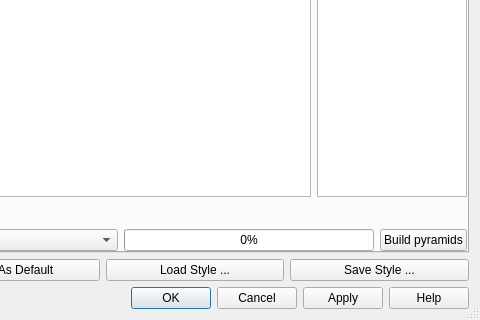
First picture: the form in qgis/src/ui/qgsrasterlayerpropertiesbase.ui, repository sourcepole/qgis, before the edit; both pictures show x 275 to 755 and y 347 to 667 of the 755 by 667 pixel window.
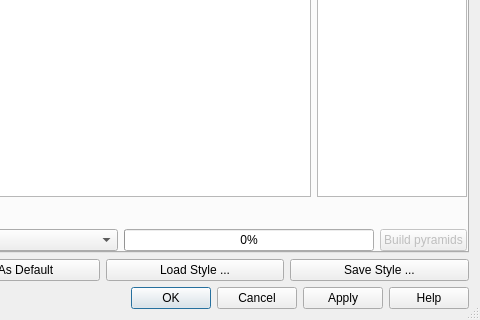
Second picture: the form after the edit. The open tabs and pages were chosen to show the change. Icons and pictures are not drawn. Custom widgets are drawn as their Qt base class.

Commit message: disable Build Pyramids button if no pyramids levels selected. Also reset progressbar state after building pyramids

What changed in the file:
```diff
--- a/qgis/src/ui/qgsrasterlayerpropertiesbase.ui
+++ b/qgis/src/ui/qgsrasterlayerpropertiesbase.ui
@@ -1846,6 +1846,9 @@
        </item>
        <item row="3" column="4">
         <widget class="QPushButton" name="buttonBuildPyramids">
+         <property name="enabled">
+          <bool>false</bool>
+         </property>
          <property name="text">
           <string>Build pyramids</string>
          </property>
```
The commit also changes 2 other files.
